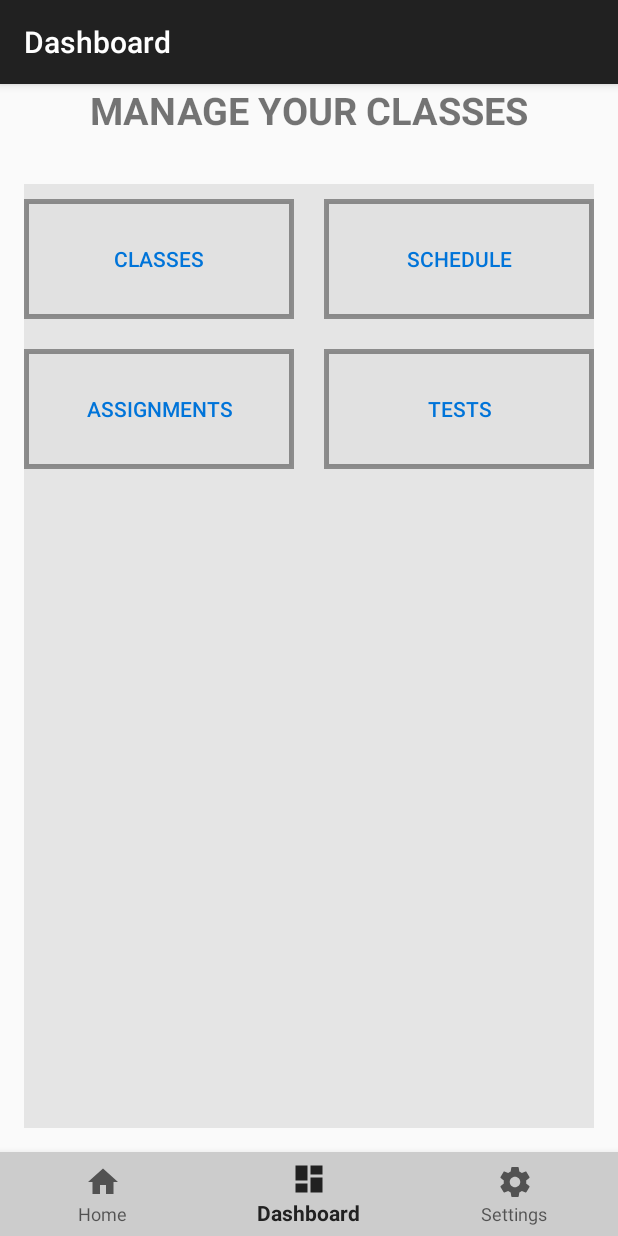
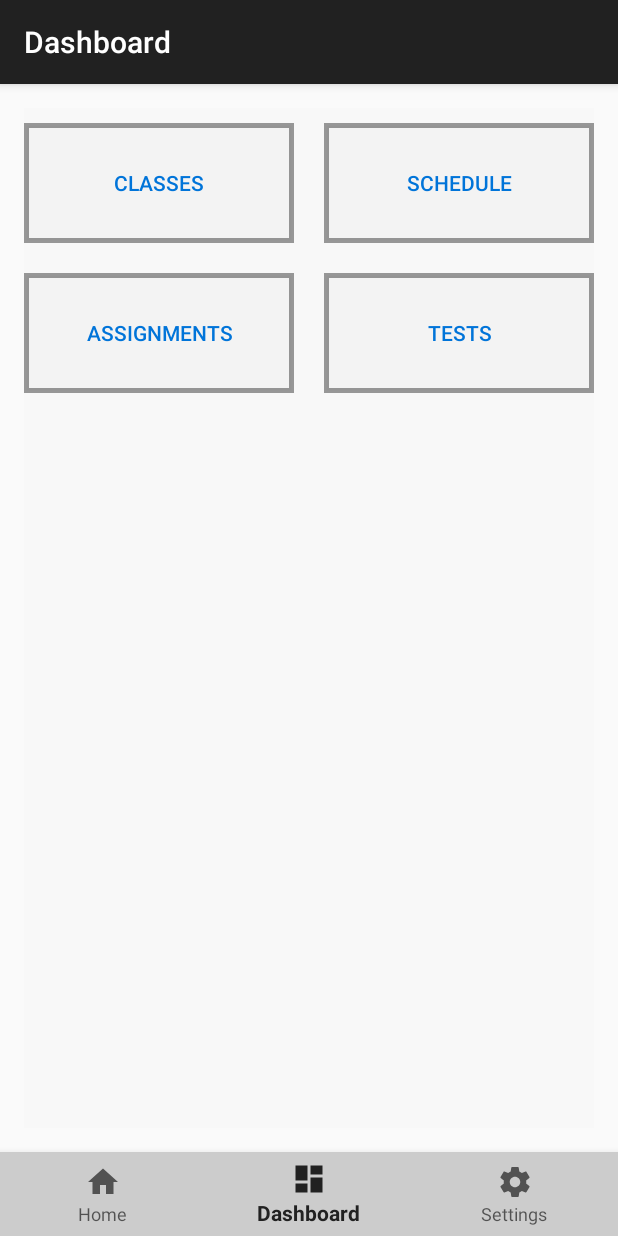
Before and after one commit to Bimmr/Class-Tracker, an Android app: the DashboardActivity screen opened directly, with no data from a screen before it, on a phone screen of 412 x 824 dp. Run offline under Robolectric (Android 15) with nearby library versions, the phone set to English and light mode, and no system bars.

Commit message:
Modified a few titles

```diff
--- a/app/src/main/AndroidManifest.xml
+++ b/app/src/main/AndroidManifest.xml
@@ -32,7 +32,7 @@
             android:label="Dashboard" />
         <activity
             android:name=".activites.ClassManageActivity"
-            android:label="@string/title_activity_class_manage"
+            android:label="Manage Your Classes"
             android:parentActivityName=".activites.DashboardActivity"
             android:theme="@style/NoActionBar">
             <meta-data
--- a/app/src/main/res/layout/activity_dashboard.xml
+++ b/app/src/main/res/layout/activity_dashboard.xml
@@ -8,16 +8,6 @@
     android:orientation="vertical"
     tools:context="com.bimmr.classtracker.activites.DashboardActivity">
 
-        <TextView
-            android:layout_width="match_parent"
-            android:layout_height="wrap_content"
-            android:layout_marginBottom="16dp"
-            android:gravity="center"
-            android:text="Manage your classes"
-            android:textAllCaps="true"
-            android:textSize="25dp"
-            android:textStyle="bold" />
-
         <ScrollView
             android:layout_width="match_parent"
             android:layout_height="0dp"
@@ -26,7 +16,7 @@
             android:layout_marginLeft="@dimen/activity_horizontal_margin"
             android:layout_marginRight="@dimen/activity_horizontal_margin"
             android:layout_marginTop="@dimen/activity_vertical_margin"
-            android:background="#15000000">
+            android:background="#02000000">
 
             <LinearLayout
                 android:layout_width="match_parent"
```
Also changed, not shown: app/src/main/res/layout/activity_settings.xml (+2 -13 lines), app/src/main/res/layout/content_class_manage.xml (+2 -16 lines).
